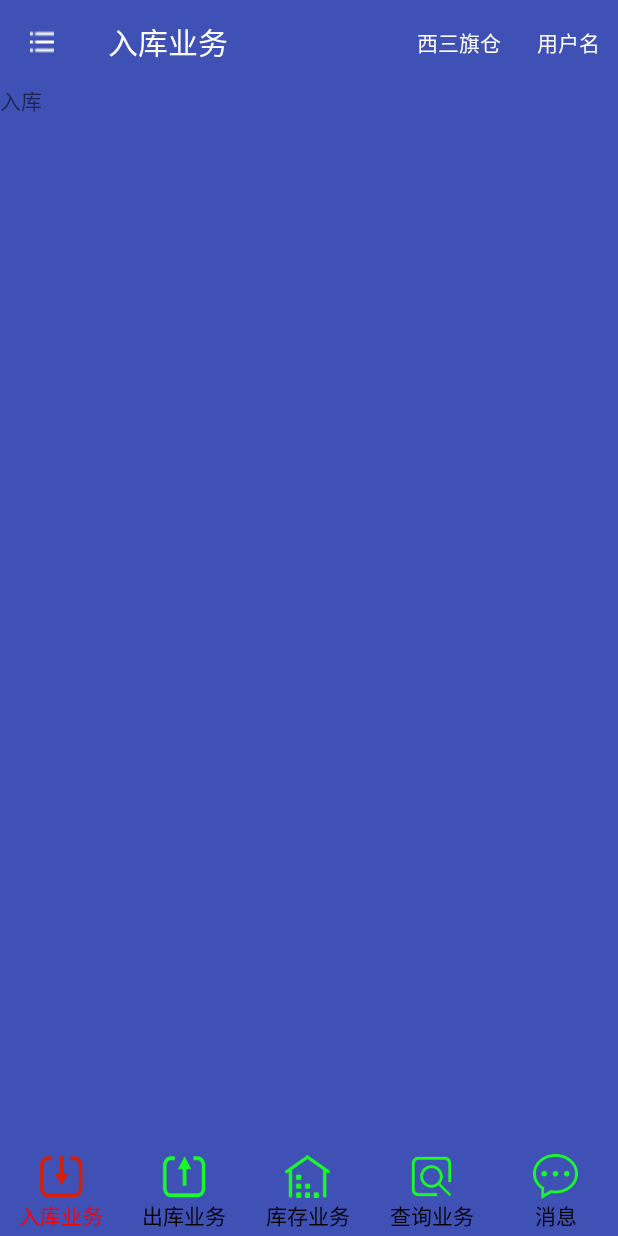
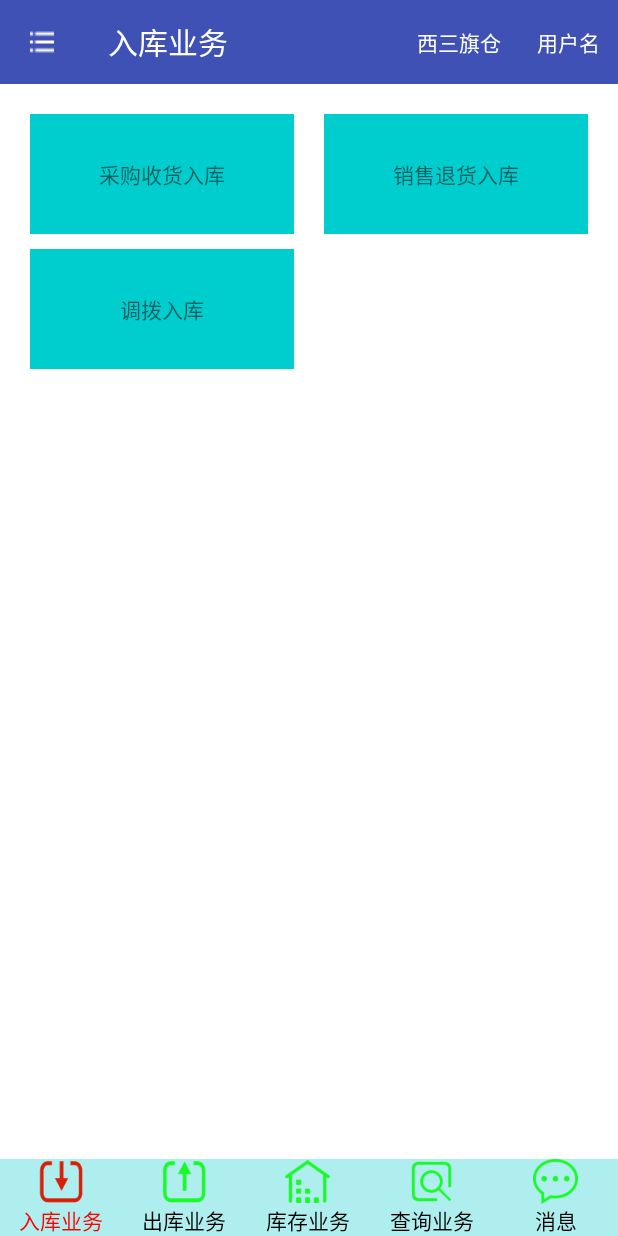
Before and after one commit to lixinjian/Pda2017, an Android app: the screen it shows after launch (MainActivity), on a phone screen of 412 x 824 dp. Run offline under Robolectric (Android 15) with nearby library versions, the phone set to English and light mode, and no system bars.

Commit message:
啥都木有改

```diff
--- a/app/build.gradle
+++ b/app/build.gradle
@@ -6,7 +6,7 @@ android {
     defaultConfig {
         applicationId "com.ds365.erp.wms.pda"
         minSdkVersion 16
-        targetSdkVersion 26
+        targetSdkVersion 25
         versionCode 1
         versionName "1.0"
         testInstrumentationRunner "android.support.test.runner.AndroidJUnitRunner"
@@ -29,4 +29,6 @@ dependencies {
     testCompile 'junit:junit:4.12'
     compile 'com.android.support:design:26.0.0-alpha1'
     compile 'com.jakewharton:butterknife:5.1.1'
+    compile 'com.jakewharton:butterknife:5.1.1'
+    compile 'com.android.support:recyclerview-v7:26.0.0-alpha1'
 }
--- /dev/null
+++ b/app/src/main/java/com/ds365/erp/wms/pda/common/adapter/CategoryAdapter.java
@@ -0,0 +1,9 @@
+package com.ds365.erp.wms.pda.common.adapter;
+
+/**
+ * Created by Administrator on 2017/8/1 0001.
+ * 分类的通用adapter:采购退货出库,销售出库,销售退货入库等
+ */
+
+public class CategoryAdapter {
+}
--- a/app/src/main/java/com/ds365/erp/wms/pda/views/user/fragment/EnterFragment.java
+++ b/app/src/main/java/com/ds365/erp/wms/pda/views/user/fragment/EnterFragment.java
@@ -16,7 +16,7 @@ import com.ds365.erp.wms.pda.R;
 
 public class EnterFragment extends Fragment {
 
-    View mView;
+    private View mView;
 
     @Nullable
     @Override
@@ -24,7 +24,7 @@ public class EnterFragment extends Fragment {
         if (mView == null) {
             mView = inflater.inflate(R.layout.fragment_main_enter, null);
         }
-        ((TextView) mView.findViewById(R.id.mTextView)).setText("入库");
+//        ((TextView) mView.findViewById(R.id.mTextView)).setText("入库");
         return mView;
     }
 }
--- a/app/src/main/java/com/ds365/erp/wms/pda/views/user/fragment/MessageFragment.java
+++ b/app/src/main/java/com/ds365/erp/wms/pda/views/user/fragment/MessageFragment.java
@@ -24,7 +24,7 @@ public class MessageFragment extends Fragment {
         if (mView == null) {
             mView = inflater.inflate(R.layout.fragment_main_enter, null);
         }
-        ((TextView) mView.findViewById(R.id.mTextView)).setText("消息");
+//        ((TextView) mView.findViewById(R.id.mTextView)).setText("消息");
         return mView;
     }
 }
--- a/app/src/main/java/com/ds365/erp/wms/pda/views/user/fragment/OutterFragment.java
+++ b/app/src/main/java/com/ds365/erp/wms/pda/views/user/fragment/OutterFragment.java
@@ -24,7 +24,7 @@ public class OutterFragment extends Fragment {
         if (mView == null) {
             mView = inflater.inflate(R.layout.fragment_main_enter, null);
         }
-        ((TextView) mView.findViewById(R.id.mTextView)).setText("出库");
+//        ((TextView) mView.findViewById(R.id.mTextView)).setText("出库");
         return mView;
     }
 }
--- a/app/src/main/java/com/ds365/erp/wms/pda/views/user/fragment/QueryFragment.java
+++ b/app/src/main/java/com/ds365/erp/wms/pda/views/user/fragment/QueryFragment.java
@@ -24,7 +24,7 @@ public class QueryFragment extends Fragment {
         if (mView == null) {
             mView = inflater.inflate(R.layout.fragment_main_enter, null);
         }
-        ((TextView) mView.findViewById(R.id.mTextView)).setText("查询");
+//        ((TextView) mView.findViewById(R.id.mTextView)).setText("查询");
         return mView;
     }
 }
--- a/app/src/main/java/com/ds365/erp/wms/pda/views/user/fragment/StockFragment.java
+++ b/app/src/main/java/com/ds365/erp/wms/pda/views/user/fragment/StockFragment.java
@@ -25,7 +25,7 @@ public class StockFragment extends Fragment {
         if (mView == null) {
             mView = inflater.inflate(R.layout.fragment_main_enter, null);
         }
-        ((TextView) mView.findViewById(R.id.mTextView)).setText("库存");
+//        ((TextView) mView.findViewById(R.id.mTextView)).setText("库存");
         return mView;
     }
 }
--- a/app/src/main/res/layout/activity_main.xml
+++ b/app/src/main/res/layout/activity_main.xml
@@ -7,7 +7,8 @@
 
     <android.support.design.widget.AppBarLayout
         android:layout_width="match_parent"
-        android:layout_height="match_parent">
+        android:layout_height="match_parent"
+        android:background="@color/white">
         <!--Toolbar外面需要包一层AppBarLayout,否则ToolBar就会全屏-->
 
         <android.support.v7.widget.Toolbar
--- a/app/src/main/res/layout/fragment_main_enter.xml
+++ b/app/src/main/res/layout/fragment_main_enter.xml
@@ -1,11 +1,103 @@
 <?xml version="1.0" encoding="utf-8"?>
 <LinearLayout xmlns:android="http://schemas.android.com/apk/res/android"
               android:layout_width="match_parent"
-              android:layout_height="match_parent"
-              android:orientation="vertical">
+              android:layout_height="wrap_content"
+              android:orientation="vertical" >
 
-    <TextView
-        android:id="@+id/mTextView"
+    <!-- 入库业务 -->
+
+    <LinearLayout
         android:layout_width="match_parent"
-        android:layout_height="wrap_content"/>
+        android:layout_height="80dp"
+        android:layout_marginTop="20dp"
+        android:orientation="horizontal" >
+
+        <RelativeLayout
+            android:id="@+id/fragmentEnterWarehouseMain_purchaseEnterBill_button"
+            android:layout_width="0dp"
+            android:layout_height="match_parent"
+            android:layout_marginLeft="20dp"
+            android:layout_weight="1"
+            android:background="#00CDCD" >
+
+            <ImageView
+                android:id="@+id/fragmentEnterWarehouseMain_purchaseEnterBill_image"
+                android:layout_width="wrap_content"
+                android:layout_height="wrap_content"
+                android:layout_centerVertical="true"
+                android:src="@drawable/ic_launcher"
+                android:visibility="gone" />
+
+            <TextView
+                android:layout_width="wrap_content"
+                android:layout_height="wrap_content"
+                android:layout_centerInParent="true"
+                android:layout_toRightOf="@id/fragmentEnterWarehouseMain_purchaseEnterBill_image"
+                android:text="@string/enter_purchase" />
+        </RelativeLayout>
+
+        <RelativeLayout
+            android:id="@+id/fragmentEnterWarehouseMain_saleReturnBill_button"
+            android:layout_width="0dp"
+            android:layout_height="match_parent"
+            android:layout_marginLeft="20dp"
+            android:layout_marginRight="20dp"
+            android:layout_weight="1"
+            android:background="#00CDCD" >
+
+            <ImageView
+                android:id="@+id/fragmentEnterWarehouseMain_saleReturnBill_image"
+                android:layout_width="wrap_content"
+                android:layout_height="wrap_content"
+                android:layout_centerVertical="true"
+                android:src="@drawable/ic_launcher"
+                android:visibility="gone" />
+
+            <TextView
+                android:layout_width="wrap_content"
+                android:layout_height="wrap_content"
+                android:layout_centerInParent="true"
+                android:layout_toRightOf="@id/fragmentEnterWarehouseMain_saleReturnBill_image"
+                android:text="@string/enter_sale_return" />
+        </RelativeLayout>
+    </LinearLayout>
+
+    <LinearLayout
+        android:layout_width="match_parent"
+        android:layout_height="80dp"
+        android:layout_marginTop="10dp"
+        android:orientation="horizontal" >
+
+        <RelativeLayout
+            android:id="@+id/fragmentEnterWarehouseMain_allot_button"
+            android:layout_width="0dp"
+            android:layout_height="match_parent"
+            android:layout_marginLeft="20dp"
+            android:layout_weight="1"
+            android:background="#00CDCD" >
+
+            <ImageView
+                android:id="@+id/fragmentEnterWarehouseMain_allot_image"
+                android:layout_width="wrap_content"
+                android:layout_height="wrap_content"
+                android:layout_centerVertical="true"
+                android:src="@drawable/ic_launcher"
+                android:visibility="gone" />
+
+            <TextView
+                android:layout_width="wrap_content"
+                android:layout_height="wrap_content"
+                android:layout_centerInParent="true"
+                android:layout_toRightOf="@id/fragmentEnterWarehouseMain_allot_image"
+                android:text="@string/enter_allot" />
+        </RelativeLayout>
+
+        <View
+            android:layout_width="0dp"
+            android:layout_height="match_parent"
+            android:layout_marginLeft="20dp"
+            android:layout_marginRight="20dp"
+            android:layout_weight="1" />
+    </LinearLayout>
+
 </LinearLayout>
--- a/app/src/main/res/layout/main_bottom.xml
+++ b/app/src/main/res/layout/main_bottom.xml
@@ -2,11 +2,11 @@
 <LinearLayout xmlns:android="http://schemas.android.com/apk/res/android"
               android:layout_width="match_parent"
               android:layout_height="wrap_content"
-              android:paddingBottom="3dp"
-              android:paddingTop="3dp">
+              android:layout_marginTop="3dp">
 
     <RelativeLayout
         android:layout_width="match_parent"
+        android:background="@color/wathet"
         android:layout_height="wrap_content">
 
         <LinearLayout
--- a/app/src/main/res/values/colors.xml
+++ b/app/src/main/res/values/colors.xml
@@ -4,6 +4,9 @@
     <color name="colorPrimaryDark">#303F9F</color>
     <color name="colorAccent">#FF4081</color>
 
+    <color name="white">#ffffff</color>
+    <color name="wathet">#AEEEEE</color>
+
 
     <color name="tabTextColor">#000000</color>
     <color name="tabTextColorChecked">#ff0000</color>
--- a/app/src/main/res/values/strings.xml
+++ b/app/src/main/res/values/strings.xml
@@ -8,5 +8,12 @@
     <string name="query">查询业务</string>
     <string name="message">消息</string>
 
+    <!-- 入库业务 -->
+    <string name="enter_purchase">采购收货入库</string>
+    <string name="enter_sale_return">销售退货入库</string>
+    <string name="enter_allot">调拨入库</string>
+
+
+
 
 </resources>
```
Also changed, not shown: app/src/main/java/com/ds365/erp/wms/pda/views/user/activity/MainActivity.java (+5 -4 lines).
